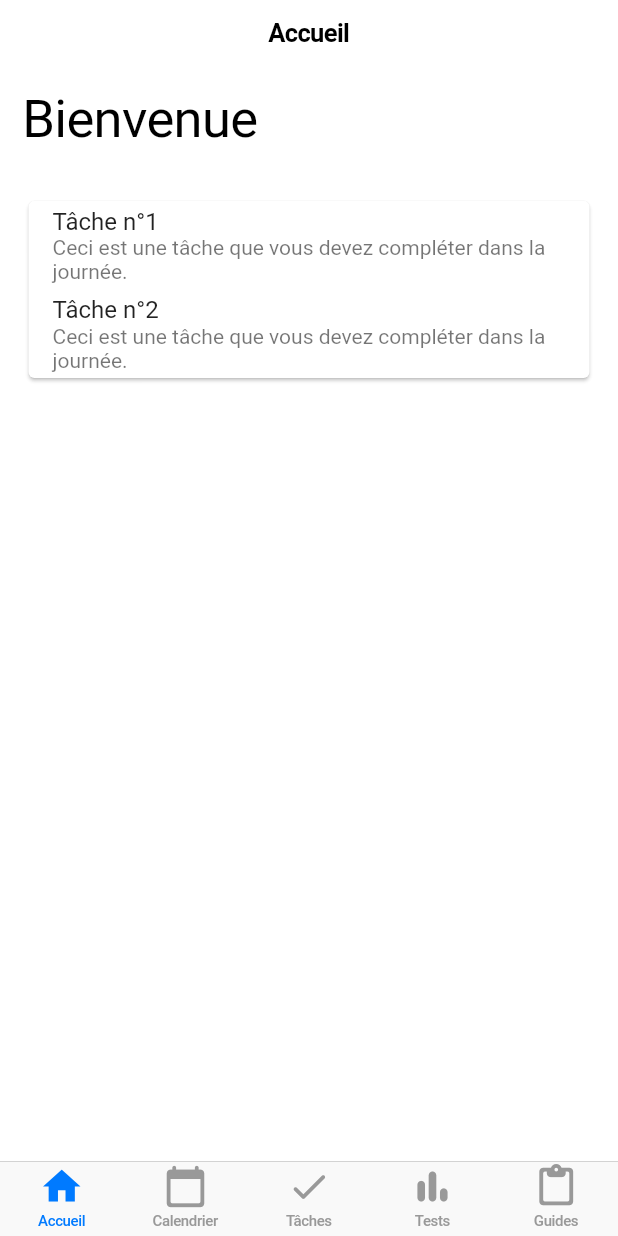
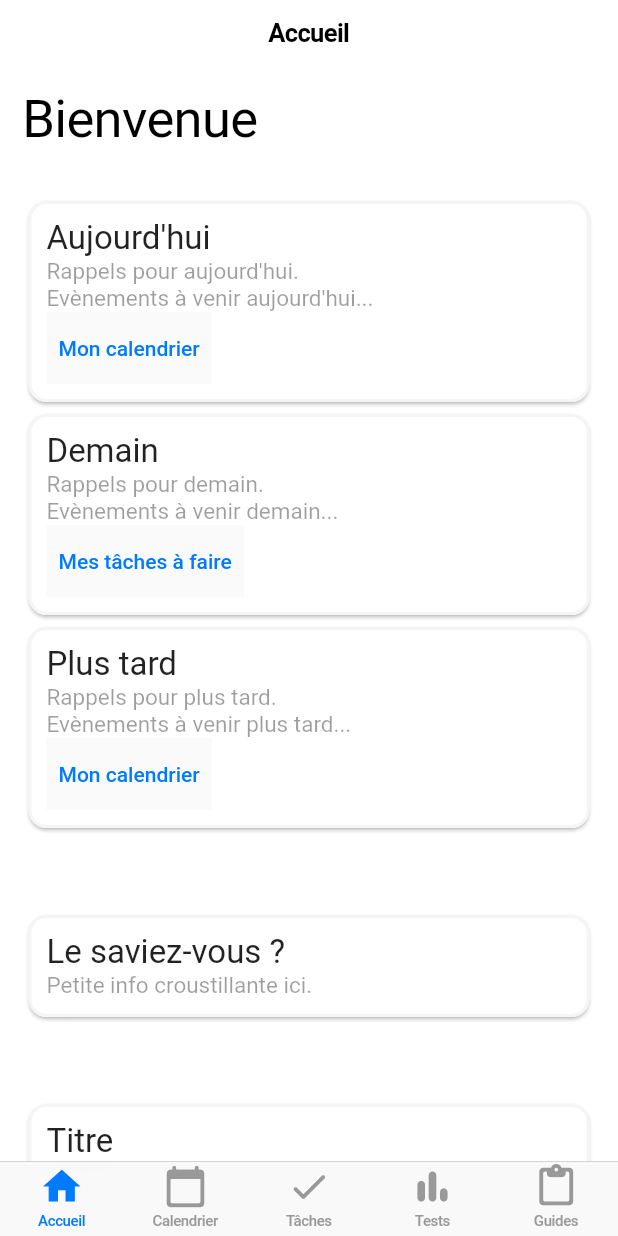
Before and after one commit to hugopanel/helpist, a Flutter app: the screen it shows after launch, on a phone screen of 412 x 824 dp. Run offline on Flutter 3.47's test engine with Material 2 defaults, Android fonts, the phone set to English and light mode, and no system bars.

Commit message:
Cards customisées et démonstration de l'utilisation du nouveau widget

```diff
--- /dev/null
+++ b/lib/customCardWidget.dart
@@ -0,0 +1,40 @@
+import 'package:flutter/material.dart';
+
+class customCardWidget extends StatelessWidget {
+  final String title;
+  final String content;
+  final Widget? action;
+
+  const customCardWidget(
+      {Key? key, required this.title, required this.content, this.action})
+      : super(key: key);
+
+  @override
+  Widget build(BuildContext context) {
+    return SizedBox(
+      width: double.infinity,
+      child: Card(
+        color: Colors.white,
+        shape: RoundedRectangleBorder(
+          borderRadius: BorderRadius.circular(12),
+          side: BorderSide(color: Colors.grey.shade100, width: 2),
+        ),
+        child: Padding(
+          padding: const EdgeInsets.all(12),
+          child: Column(
+            crossAxisAlignment: CrossAxisAlignment.start,
+            children: [
+              Text(this.title,
+                  style: TextStyle(fontSize: 22, color: Colors.black87)),
+              Text(
+                this.content,
+                style: TextStyle(fontSize: 15, color: Colors.black38),
+              ),
+              if (action != null) Material(child: action),
+            ],
+          ),
+        ),
+      ),
+    );
+  }
+}
--- a/lib/customwidget.dart
+++ /dev/null
@@ -1,15 +0,0 @@
-import 'dart:html';
-
-import 'package:flutter/material.dart';
-
-class customWidget extends StatelessWidget {
-  @override
-  Widget build(BuildContext context) {
-    return Row(
-      children: [
-
-      ],
-    );
-  }
-
-}
--- a/lib/main.dart
+++ b/lib/main.dart
@@ -1,5 +1,7 @@
 import 'package:flutter/material.dart';
 import 'package:flutter/cupertino.dart';
+
+import 'customCardWidget.dart';
 
 void main() {
   runApp(const MyApp());
@@ -21,29 +23,31 @@ class MyApp extends StatelessWidget {
 }
 
 class CupertinoPage extends StatelessWidget {
-  const CupertinoPage({Key? key, this.title = "Default title"}) : super(key: key);
+  const CupertinoPage({Key? key, this.title = "Default title"})
+      : super(key: key);
   final String title;
 
-  @override Widget build(BuildContext context) {
+  @override
+  Widget build(BuildContext context) {
     return CupertinoTabScaffold(
-        tabBar: CupertinoTabBar(
-          items: const <BottomNavigationBarItem>[
+        tabBar: CupertinoTabBar(items: const <BottomNavigationBarItem>[
           BottomNavigationBarItem(icon: Icon(Icons.home), label: 'Accueil'),
-            BottomNavigationBarItem(icon: Icon(Icons.calendar_today_rounded), label: 'Calendrier'),
-            BottomNavigationBarItem(icon: Icon(Icons.check_rounded), label: 'Tâches'),
-            BottomNavigationBarItem(icon: Icon(Icons.bar_chart_rounded), label: 'Tests'),
-            BottomNavigationBarItem(icon: Icon(Icons.paste_rounded), label: 'Guides'),
-          ]
-        ),
+          BottomNavigationBarItem(
+              icon: Icon(Icons.calendar_today_rounded), label: 'Calendrier'),
+          BottomNavigationBarItem(
+              icon: Icon(Icons.check_rounded), label: 'Tâches'),
+          BottomNavigationBarItem(
+              icon: Icon(Icons.bar_chart_rounded), label: 'Tests'),
+          BottomNavigationBarItem(
+              icon: Icon(Icons.paste_rounded), label: 'Guides'),
+        ]),
         tabBuilder: (BuildContext context, int index) {
-          return CupertinoTabView(
-            builder: (BuildContext context) {
+          return CupertinoTabView(builder: (BuildContext context) {
             return CupertinoPageScaffold(
               navigationBar: CupertinoNavigationBar(
                 middle: Text(title),
               ),
-                child:
-                ListView(
+              child: ListView(
                   // padding: const EdgeInsets.all(8),
                   children: <Widget>[
                     Container(
@@ -60,34 +64,49 @@ class CupertinoPage extends StatelessWidget {
                         padding: const EdgeInsets.all(15.0),
                         child: Column(
                           children: [
-                              Card(
-                                child: Column(
-                                  mainAxisSize: MainAxisSize.min,
-                                  children: const <Widget>[
-                                    ListTile(
-                                      // leading: Icon(Icons.album),
-                                      title: Text('Tâche n°1'),
-                                      subtitle:
-                                      Text('Ceci est une tâche que vous devez compléter dans la journée.'),
-                                    ),
-                                    ListTile(
-                                      // leading: Icon(Icons.album),
-                                      title: Text('Tâche n°2'),
-                                      subtitle:
-                                      Text('Ceci est une tâche que vous devez compléter dans la journée.'),
-                                    ),
-                                  ],
-                                ),
-                              ),
+                            customCardWidget(
+                                title: "Aujourd'hui",
+                                content:
+                                    "Rappels pour aujourd'hui.\nEvènements à venir aujourd'hui...",
+                                action: TextButton(
+                                    onPressed: () {},
+                                    child: Text("Mon calendrier"))),
+                            customCardWidget(
+                                title: "Demain",
+                                content:
+                                "Rappels pour demain.\nEvènements à venir demain...",
+                                action: TextButton(
+                                    onPressed: () {},
+                                    child: Text("Mes tâches à faire"))),
+                            customCardWidget(
+                                title: "Plus tard",
+                                content:
+                                "Rappels pour plus tard.\nEvènements à venir plus tard...",
+                                action: TextButton(
+                                    onPressed: () {},
+                                    child: Text("Mon calendrier"))),
+                            SizedBox(height: 50),
+                            customCardWidget(title: "Le saviez-vous ?",content: "Petite info croustillante ici."),
+                            SizedBox(height: 50),
+                            customCardWidget(title: "Titre",content: "Texte à afficher."),
+                            customCardWidget(title: "Titre",content: "Texte à afficher."),
+                            customCardWidget(title: "Titre",content: "Texte à afficher."),
+                            customCardWidget(title: "Titre",content: "Texte à afficher."),
+                            customCardWidget(title: "Titre",content: "Texte à afficher."),
+                            customCardWidget(title: "Titre",content: "Texte à afficher."),
+                            customCardWidget(title: "Titre",content: "Texte à afficher."),
+                            customCardWidget(title: "Titre",content: "Texte à afficher."),
+                            customCardWidget(title: "Titre",content: "Texte à afficher."),
+                            customCardWidget(title: "Titre",content: "Texte à afficher."),
+                            customCardWidget(title: "Titre",content: "Texte à afficher."),
+                            customCardWidget(title: "Titre",content: "Texte à afficher."),
                           ],
                         ),
                       ),
                     ),
                   ]),
             );
-            }
-          );
-        }
-    );
+          });
+        });
   }
 }
```
Lines whose indentation alone changed are shown as unchanged.
